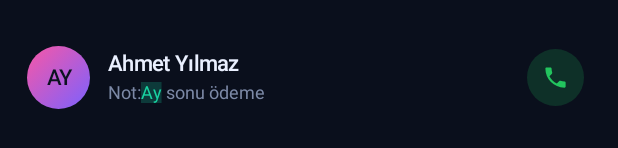
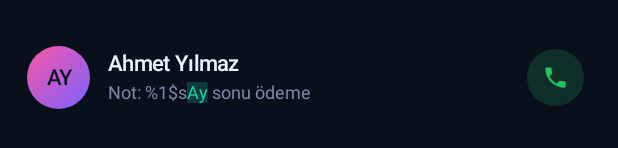
Before and after one commit to mmustafatasoy/Eymencaller, an Android app built with Jetpack Compose: the @Preview function AramaKoyuOnizleme, on a phone screen of 412 x 824 dp. Shown: the part 364-512 px from the top of the screen. Run offline under Robolectric (Android 15) with nearby library versions, the phone set to English and light mode, and no system bars.

Commit message:
GOREV-09: Not eşleşmesi için güvenli biçimli metin kaynağı

```diff
--- a/app/src/main/res/values/strings.xml
+++ b/app/src/main/res/values/strings.xml
@@ -111,7 +111,7 @@
     <string name="arama_son_aramalarda">Son aramalarda</string>
     <string name="arama_numarayi_ara">Ara: %1$s</string>
     <string name="arama_sonuc_yok">Sonuç bulunamadı</string>
-    <string name="arama_not_etiket">Not: </string>
+    <string name="arama_not_etiket">Not: %1$s</string>
 
     <!-- 08 / 09 / 10 Arama ekranları -->
     <string name="gorusme_araniyor">Aranıyor…</string>
```
